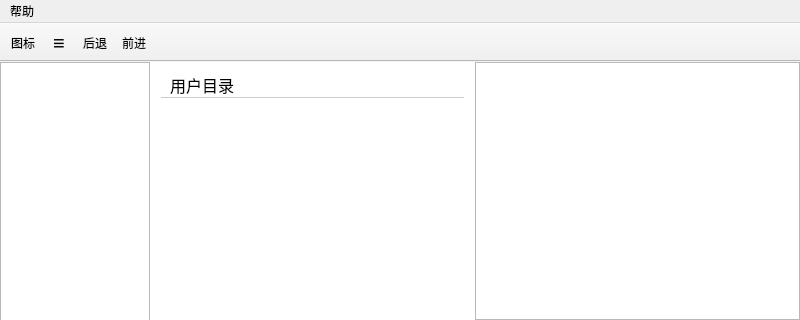
Before: the Qt Designer form mainwindow.ui in sonichy/HTYFileManager, drawn with Qt 5; both pictures show x 0 to 800 and y 0 to 320 of the 800 by 600 pixel window.
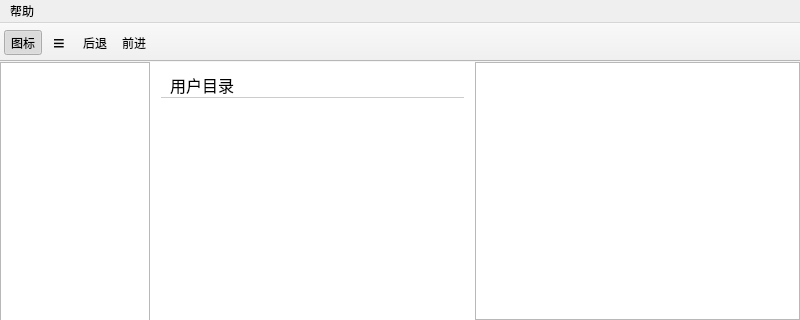
After: the same form once the commit is applied. Icons and pictures are not drawn.

Patch:
```diff
--- a/mainwindow.ui
+++ b/mainwindow.ui
@@ -329,6 +329,9 @@
    <property name="checkable">
     <bool>true</bool>
    </property>
+   <property name="checked">
+    <bool>true</bool>
+   </property>
    <property name="text">
     <string>图标</string>
    </property>
```
Left out of the diff: 5 changed lines with no effect on the pictures.
